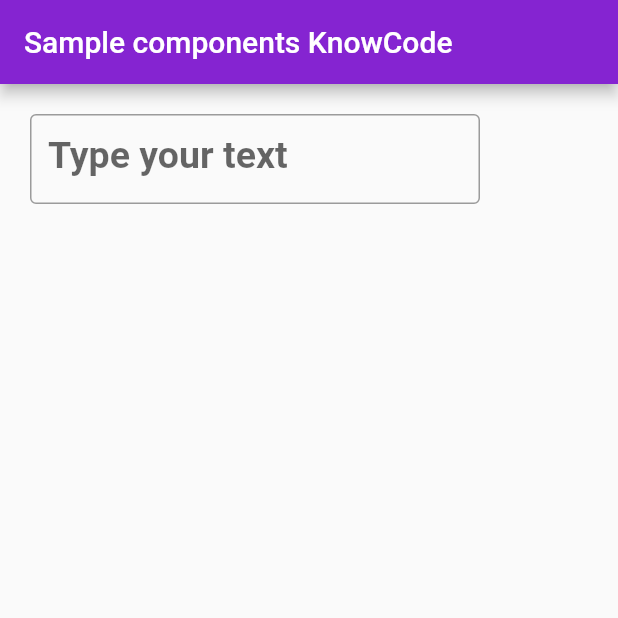
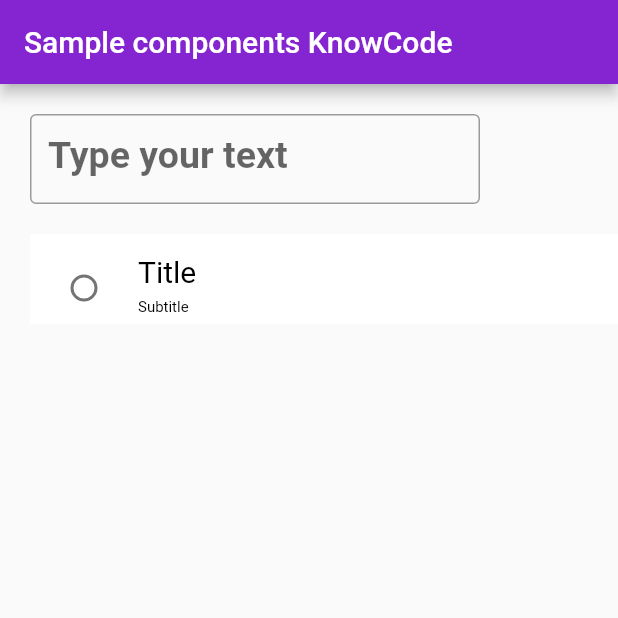
Before and after one commit to rene-kt/sample-components-knowcode, a Flutter app: the SecondScreen screen opened directly, on a phone screen of 412 x 824 dp, the top half of it. Run offline on Flutter 3.47's test engine with Material 2 defaults, Android fonts, the phone set to English and light mode, and no system bars.

```diff
--- a/lib/second-screen.dart
+++ b/lib/second-screen.dart
@@ -8,6 +8,8 @@ class SecondScreen extends StatefulWidget {
 }
 
 class _SecondScreenState extends State<SecondScreen> {
+  int checkRadio = 0;
+
   @override
   Widget build(BuildContext context) {
     return Scaffold(
@@ -37,6 +39,38 @@ class _SecondScreenState extends State<SecondScreen> {
                         fontSize: 25,
                         fontWeight: FontWeight.w700),
                   ))),
+
+          Positioned(
+            left: 20,
+            top: 100,
+            child: Container(
+                // You have to set the size, otherwise it'll break
+                height: 60,
+                width: 400,
+                child: RadioListTile(
+                  key: Key("radio"),
+                  tileColor: Color.fromRGBO(255, 255, 255, 1),
+                  selectedTileColor: Color.fromRGBO(133, 36, 209, 1.0),
+                  title: Text("Title",
+                      style: TextStyle(
+                          fontSize: 20,
+                          backgroundColor: Color.fromRGBO(255, 255, 255, 1),
+                          color: Color.fromRGBO(0, 0, 0, 1))),
+                  subtitle: Text("Subtitle",
+                      style: TextStyle(
+                          fontSize: 10,
+                          backgroundColor: Color.fromRGBO(255, 255, 255, 1),
+                          color: Color.fromRGBO(0, 0, 0, 1))),
+                  value: 1,
+                  onChanged: (newValue) {
+                    setState(() {
+                      checkRadio = newValue;
+                    });
+                  },
+                  groupValue: checkRadio,
+                  activeColor: Color.fromRGBO(133, 36, 209, 1.0),
+                )),
+          ),
         ])));
   }
 }
```
